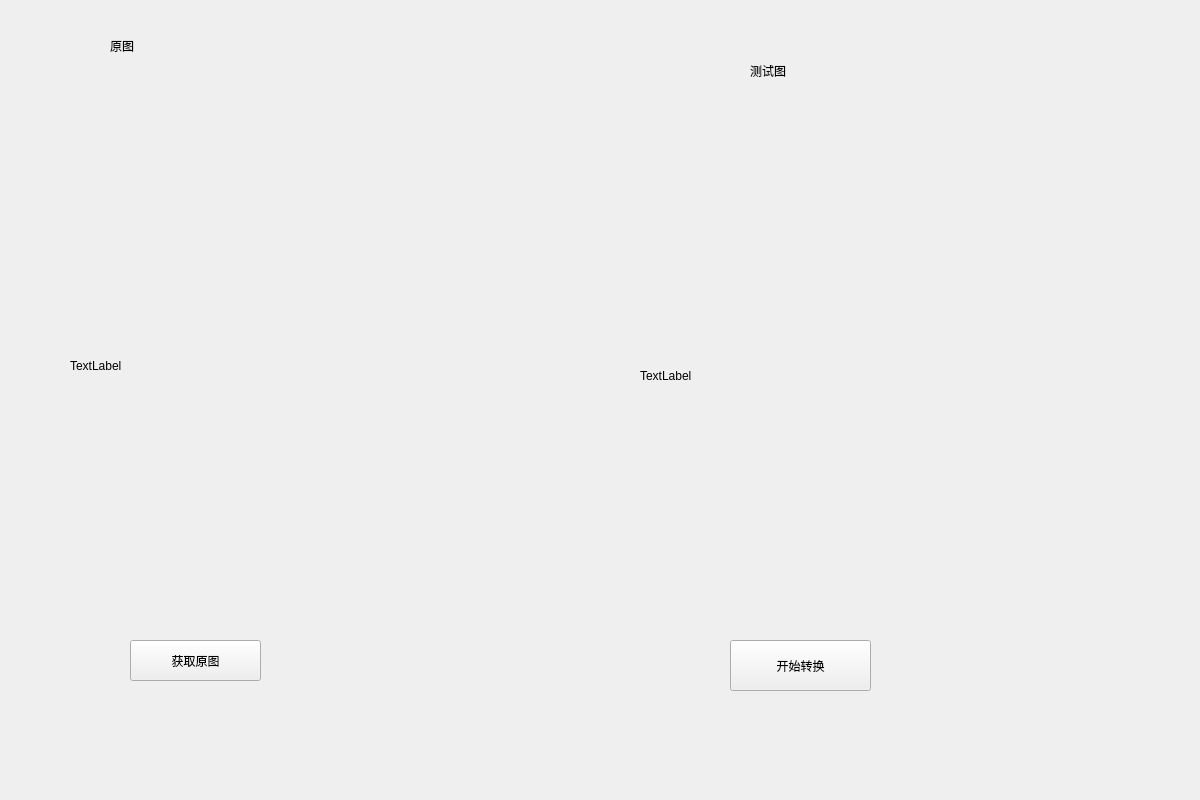
ZYboshi/srtp_GUI, file UI/ui_py/ui/try.ui: the form before one commit.
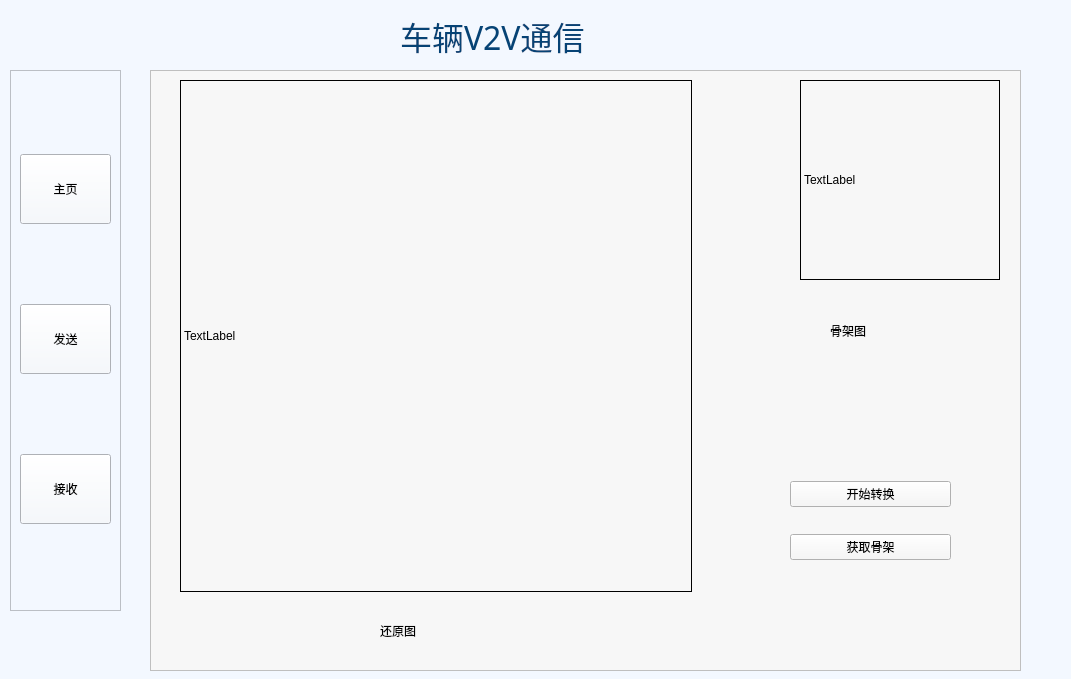
The form after the commit.

What changed in the file:
```diff
--- a/UI/ui_py/ui/try.ui
+++ b/UI/ui_py/ui/try.ui
@@ -6,96 +6,224 @@
    <rect>
     <x>0</x>
     <y>0</y>
-    <width>1200</width>
-    <height>800</height>
+    <width>1071</width>
+    <height>679</height>
    </rect>
   </property>
   <property name="windowTitle">
    <string>Form</string>
   </property>
-  <widget class="QLabel" name="label1">
+  <property name="styleSheet">
+   <string notr="true"> background-color:rgb(243, 248, 255)</string>
+  </property>
+  <widget class="QFrame" name="frame">
    <property name="geometry">
     <rect>
-     <x>70</x>
-     <y>110</y>
-     <width>512</width>
-     <height>512</height>
+     <x>10</x>
+     <y>70</y>
+     <width>111</width>
+     <height>541</height>
     </rect>
    </property>
-   <property name="text">
-    <string>TextLabel</string>
+   <property name="frameShape">
+    <enum>QFrame::Shape::StyledPanel</enum>
    </property>
-  </widget>
-  <widget class="QLabel" name="label2">
-   <property name="geometry">
-    <rect>
-     <x>640</x>
-     <y>120</y>
-     <width>512</width>
-     <height>512</height>
-    </rect>
+   <property name="frameShadow">
+    <enum>QFrame::Shadow::Raised</enum>
    </property>
-   <property name="text">
-    <string>TextLabel</string>
-   </property>
+   <layout class="QVBoxLayout" name="verticalLayout_2">
+    <item>
+     <widget class="QPushButton" name="transbutton">
+      <property name="minimumSize">
+       <size>
+        <width>0</width>
+        <height>70</height>
+       </size>
+      </property>
+      <property name="maximumSize">
+       <size>
+        <width>16777215</width>
+        <height>70</height>
+       </size>
+      </property>
+      <property name="text">
+       <string>主页</string>
+      </property>
+     </widget>
+    </item>
+    <item>
+     <widget class="QPushButton" name="transbutton1">
+      <property name="minimumSize">
+       <size>
+        <width>0</width>
+        <height>70</height>
+       </size>
+      </property>
+      <property name="maximumSize">
+       <size>
+        <width>16777215</width>
+        <height>70</height>
+       </size>
+      </property>
+      <property name="text">
+       <string>发送</string>
+      </property>
+     </widget>
+    </item>
+    <item>
+     <widget class="QPushButton" name="transbutton2">
+      <property name="minimumSize">
+       <size>
+        <width>0</width>
+        <height>70</height>
+       </size>
+      </property>
+      <property name="maximumSize">
+       <size>
+        <width>16777215</width>
+        <height>70</height>
+       </size>
+      </property>
+      <property name="text">
+       <string>接收</string>
+      </property>
+     </widget>
+    </item>
+   </layout>
   </widget>
-  <widget class="QLabel" name="label_3">
+  <widget class="QLabel" name="label_5">
    <property name="geometry">
     <rect>
-     <x>110</x>
+     <x>400</x>
      <y>10</y>
-     <width>191</width>
-     <height>71</height>
-    </rect>
-   </property>
-   <property name="styleSheet">
-    <string notr="true">font: 28pt &quot;Microsoft YaHei UI&quot;;</string>
-   </property>
-   <property name="text">
-    <string>原图</string>
-   </property>
-  </widget>
-  <widget class="QLabel" name="label_4">
-   <property name="geometry">
-    <rect>
-     <x>750</x>
-     <y>30</y>
-     <width>191</width>
-     <height>81</height>
-    </rect>
-   </property>
-   <property name="styleSheet">
-    <string notr="true">font: 28pt &quot;Microsoft YaHei UI&quot;;</string>
-   </property>
-   <property name="text">
-    <string>测试图</string>
-   </property>
-  </widget>
-  <widget class="QPushButton" name="button">
-   <property name="geometry">
-    <rect>
-     <x>730</x>
-     <y>640</y>
-     <width>141</width>
+     <width>221</width>
      <height>51</height>
     </rect>
    </property>
+   <property name="font">
+    <font>
+     <family>黑体</family>
+     <pointsize>24</pointsize>
+    </font>
+   </property>
+   <property name="styleSheet">
+    <string notr="true">color: rgb(6, 67, 117);</string>
+   </property>
    <property name="text">
-    <string>开始转换</string>
+    <string>车辆V2V通信</string>
    </property>
   </widget>
-  <widget class="QPushButton" name="button1">
+  <widget class="QFrame" name="frame_2">
    <property name="geometry">
     <rect>
-     <x>130</x>
-     <y>640</y>
-     <width>131</width>
-     <height>41</height>
+     <x>150</x>
+     <y>70</y>
+     <width>871</width>
+     <height>601</height>
     </rect>
    </property>
-   <property name="text">
-    <string>获取原图</string>
+   <property name="styleSheet">
+    <string notr="true">background-color: rgb(247, 247, 247);</string>
    </property>
+   <property name="frameShape">
+    <enum>QFrame::Shape::StyledPanel</enum>
+   </property>
+   <property name="frameShadow">
+    <enum>QFrame::Shadow::Raised</enum>
+   </property>
+   <widget class="QLabel" name="label1">
+    <property name="geometry">
+     <rect>
+      <x>650</x>
+      <y>10</y>
+      <width>200</width>
+      <height>200</height>
+     </rect>
+    </property>
+    <property name="styleSheet">
+     <string notr="true">border-color: rgb(188, 188, 188);
+ border: 1px solid</string>
+    </property>
+    <property name="text">
+     <string>TextLabel</string>
+    </property>
+   </widget>
+   <widget class="QLabel" name="label_4">
+    <property name="geometry">
+     <rect>
+      <x>680</x>
+      <y>230</y>
+      <width>121</width>
+      <height>61</height>
+     </rect>
+    </property>
+    <property name="styleSheet">
+     <string notr="true">font: 28pt &quot;Microsoft YaHei UI&quot;;</string>
+    </property>
+    <property name="text">
+     <string>骨架图</string>
+    </property>
+   </widget>
+   <widget class="QLabel" name="label2">
+    <property name="geometry">
+     <rect>
+      <x>30</x>
+      <y>10</y>
+      <width>512</width>
+      <height>512</height>
+     </rect>
+    </property>
+    <property name="styleSheet">
+     <string notr="true">border-color: rgb(188, 188, 188);
+ border: 1px solid
+</string>
+    </property>
+    <property name="text">
+     <string>TextLabel</string>
+    </property>
+   </widget>
+   <widget class="QWidget" name="">
+    <property name="geometry">
+     <rect>
+      <x>640</x>
+      <y>390</y>
+      <width>161</width>
+      <height>121</height>
+     </rect>
+    </property>
+    <layout class="QVBoxLayout" name="verticalLayout">
+     <item>
+      <widget class="QPushButton" name="button">
+       <property name="text">
+        <string>开始转换</string>
+       </property>
+      </widget>
+     </item>
+     <item>
+      <widget class="QPushButton" name="button1">
+       <property name="text">
+        <string>获取骨架</string>
+       </property>
+      </widget>
+     </item>
+    </layout>
+   </widget>
+   <widget class="QLabel" name="label_3">
+    <property name="geometry">
+     <rect>
+      <x>230</x>
+      <y>530</y>
+      <width>111</width>
+      <height>61</height>
+     </rect>
+    </property>
+    <property name="styleSheet">
+     <string notr="true">font: 28pt &quot;Microsoft YaHei UI&quot;;</string>
+    </property>
+    <property name="text">
+     <string>还原图</string>
+    </property>
+   </widget>
   </widget>
  </widget>
  <resources/>
```
Left out of the diff: 5 changed lines with no effect on the pictures.
